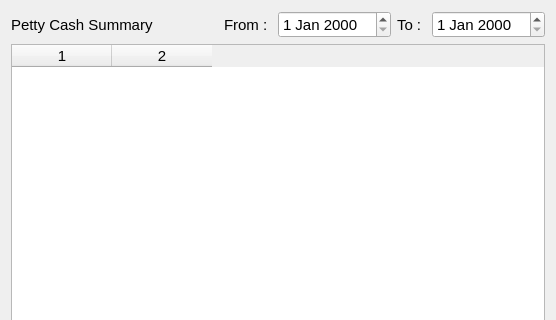
Watti/estorecpp, file estorecpp/pettycashsummary.ui: the form before one commit; both pictures show x 0 to 556 and y 0 to 320 of the 556 by 486 pixel window.
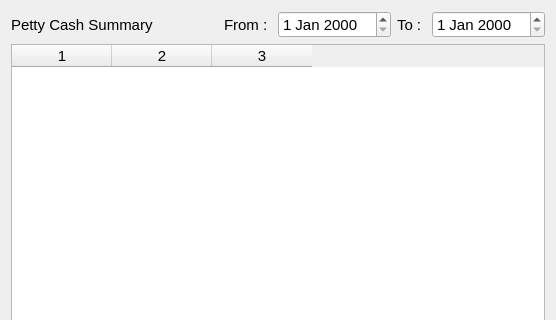
The form after the commit. Icons and pictures are not drawn.

Commit message: petty report generation - partial changes added

```diff
--- a/estorecpp/pettycashsummary.ui
+++ b/estorecpp/pettycashsummary.ui
@@ -104,7 +104,7 @@
       <number>0</number>
      </property>
      <property name="columnCount">
-      <number>2</number>
+      <number>3</number>
      </property>
      <attribute name="horizontalHeaderVisible">
       <bool>true</bool>
@@ -114,6 +114,7 @@
      </attribute>
      <column/>
      <column/>
+     <column/>
     </widget>
    </item>
    <item>
```
The commit also changes 2 other files.
